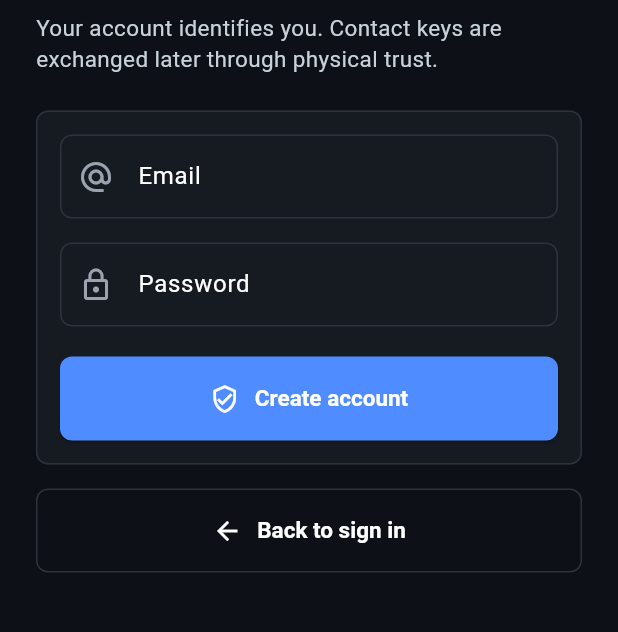
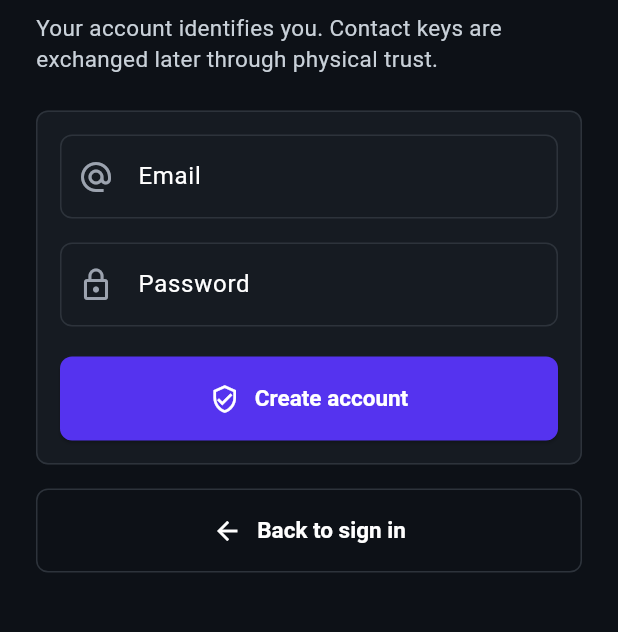
Before and after one commit to R00-K/keyVault, a Flutter app: the screen it shows after launch, after a tap on "Sign in", after a tap on "Create an account", on a phone screen of 412 x 824 dp, the part 152-784 px from its top. Run offline on Flutter 3.47's test engine with Material 3 defaults, Android fonts, the light colour scheme and no system bars; our stand-ins replace cloud_firestore, firebase_auth, firebase_core, go_router; accounts and stored records are empty; statements that could not run were skipped.

Commit message:
organised theme colors

```diff
--- a/lib/core/theme/app_colors.dart
+++ b/lib/core/theme/app_colors.dart
@@ -7,14 +7,15 @@ class AppColors {
   static const surface = Color(0xFF161B22);
   static const surfaceVariant = Color(0xFF21262D);
 
-  static const primary = Color(0xFF4F8CFF);
+  static const primary = Color.fromARGB(255, 85, 51, 239);
   static const primaryMuted = Color(0xFF1F3A66);
+  static const onPrimary = Color(0xFFFFFFFF);
 
   static const success = Color(0xFF22C55E);
   static const warning = Color(0xFFF59E0B);
   static const error = Color(0xFFEF4444);
 
-  static const textPrimary = Colors.white;
+  static const textPrimary = Color(0xFFFFFFFF);
   static const textMuted = Color(0xFFC9D1D9);
   static const textSecondary = Color(0xFF9CA3AF);
 
--- a/lib/core/theme/app_text_theme.dart
+++ b/lib/core/theme/app_text_theme.dart
@@ -1,4 +1,6 @@
 import 'package:flutter/material.dart';
+
+import 'app_colors.dart';
 
 class AppTextTheme {
   AppTextTheme._();
@@ -6,27 +8,30 @@ class AppTextTheme {
   static const display = TextStyle(
     fontSize: 32,
     fontWeight: FontWeight.w700,
-    color: Colors.white,
+    color: AppColors.textPrimary,
     letterSpacing: 0,
   );
 
   static const title = TextStyle(
     fontSize: 24,
     fontWeight: FontWeight.w700,
-    color: Colors.white,
+    color: AppColors.textPrimary,
     letterSpacing: 0,
   );
 
   static const heading = TextStyle(
     fontSize: 18,
     fontWeight: FontWeight.w600,
-    color: Colors.white,
+    color: AppColors.textPrimary,
     letterSpacing: 0,
   );
 
-  static const body = TextStyle(fontSize: 16, color: Colors.white);
+  static const body = TextStyle(fontSize: 16, color: AppColors.textPrimary);
 
-  static const bodyMuted = TextStyle(fontSize: 15, color: Color(0xFFC9D1D9));
+  static const bodyMuted = TextStyle(fontSize: 15, color: AppColors.textMuted);
 
-  static const caption = TextStyle(fontSize: 13, color: Color(0xFF9CA3AF));
+  static const caption = TextStyle(
+    fontSize: 13,
+    color: AppColors.textSecondary,
+  );
 }
--- a/lib/core/theme/app_theme.dart
+++ b/lib/core/theme/app_theme.dart
@@ -12,7 +12,7 @@ class AppTheme {
     scaffoldBackgroundColor: AppColors.background,
     colorScheme: const ColorScheme.dark(
       primary: AppColors.primary,
-      onPrimary: Colors.white,
+      onPrimary: AppColors.onPrimary,
       secondary: AppColors.primary,
       surface: AppColors.surface,
       onSurface: AppColors.textPrimary,
@@ -69,7 +69,7 @@ class AppTheme {
       style: ElevatedButton.styleFrom(
         minimumSize: const Size(double.infinity, 56),
         backgroundColor: AppColors.primary,
-        foregroundColor: Colors.white,
+        foregroundColor: AppColors.onPrimary,
         disabledBackgroundColor: AppColors.primaryMuted,
         disabledForegroundColor: AppColors.textSecondary,
         shape: RoundedRectangleBorder(borderRadius: BorderRadius.circular(8)),
--- a/lib/ui/screens/auth/complete_profile_screen.dart
+++ b/lib/ui/screens/auth/complete_profile_screen.dart
@@ -1,7 +1,6 @@
 import 'package:cloud_firestore/cloud_firestore.dart';
 import 'package:flutter/material.dart';
 import 'package:go_router/go_router.dart';
-
 import '../../../core/theme/app_colors.dart';
 import '../../../core/theme/app_text_theme.dart';
 import '../../../infra/api/models/user_model.dart';
```
Also changed, not shown: 2 other files.
